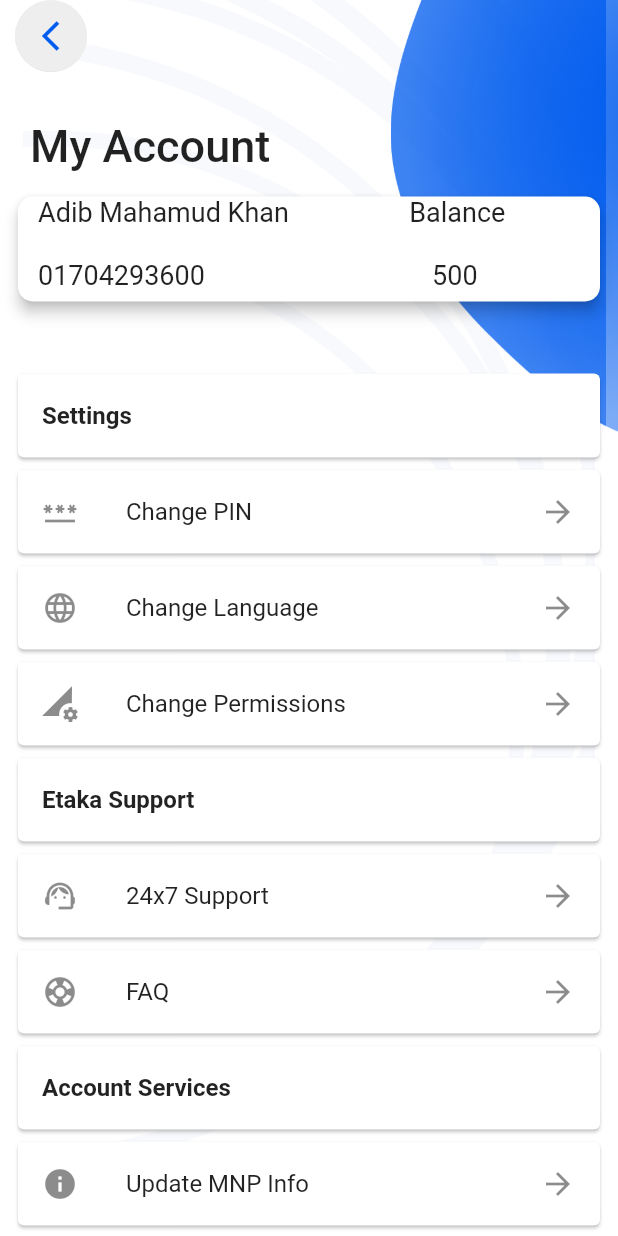
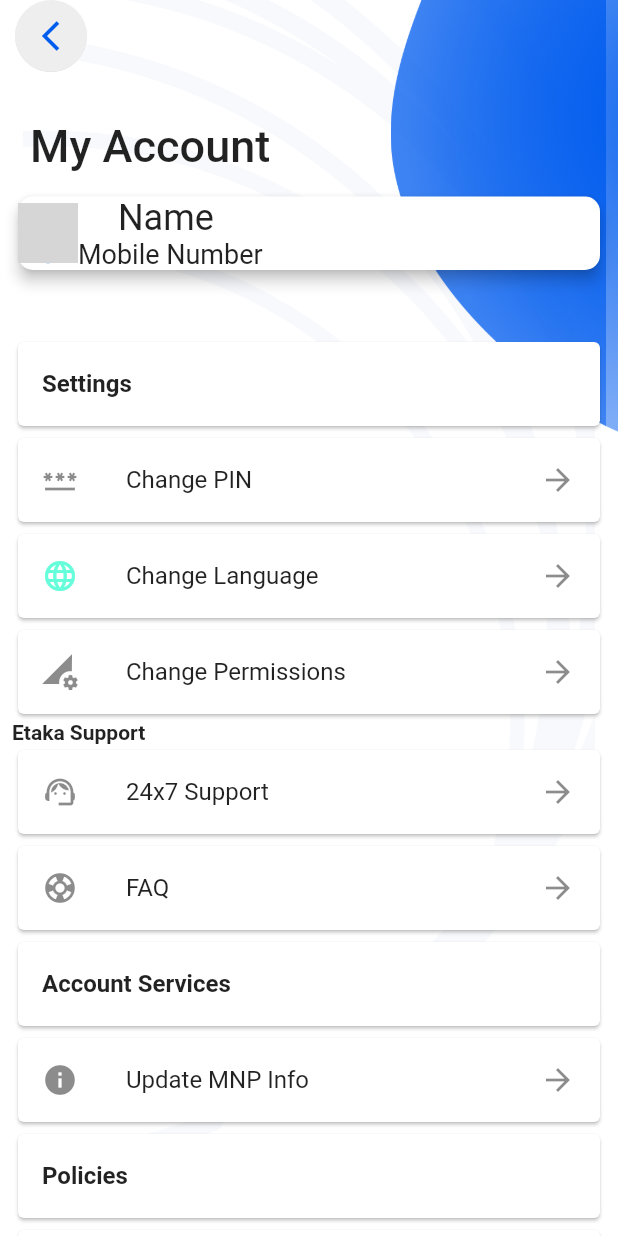
Before and after one commit to Stardev1127/Etaka_Flutter, a Flutter app: the ProfileScreen screen opened directly, on a phone screen of 412 x 824 dp. Run offline on Flutter 3.47's test engine with Material 2 defaults, Android fonts, the phone set to English and light mode, and no system bars; our stand-ins replace fl_chart, flutter_svg, fluttertoast, persistent_bottom_nav_bar, shared_preferences; missing offline and left inert: numeric_keyboard; accounts and stored records are empty; network calls fail; grey boxes are pictures that could not be loaded.

Commit message:
Update profile_screen.dart

```diff
--- a/lib/views/screens/profile_screen.dart
+++ b/lib/views/screens/profile_screen.dart
@@ -33,7 +33,7 @@ class _ProfileScreenState extends State<ProfileScreen> {
               ),
               child: Container(
                   width: 500,
-                  height: 70,
+
                   decoration: BoxDecoration(
                     // border: Border.all(
                     //   color: Colors.black,
@@ -41,9 +41,24 @@ class _ProfileScreenState extends State<ProfileScreen> {
                     // ),
                     borderRadius: BorderRadius.circular(10),
                   ),
-                  child: Text("""   Adib Mahamud Khan                  Balance\n
-   01704293600                                  500 """,
-                      style: TextStyle(fontSize: 18))),
+
+                  child: Row(
+                    children: [
+                      CircleAvatar(
+                        backgroundImage: NetworkImage('https://www.pngitem.com/pimgs/m/421-4213036_avatar-hd-png-download.png'),
+                      ),
+                      Column(
+                        children: [
+
+                          Text("Name ",
+                              style: TextStyle(fontSize: 24)),
+                          Text("Mobile Number",
+                              style: TextStyle(fontSize: 18)),
+                        ],
+                      )
+                    ],
+                  ),
+              ),
             ),
           ),
           SizedBox(
@@ -66,7 +81,7 @@ class _ProfileScreenState extends State<ProfileScreen> {
               ),
               Card(
                 child: ListTile(
-                  leading: Icon(Icons.language),
+                  leading: Icon(Icons.language, color: Colors.tealAccent,),
                   title: Text('Change Language'),
                   trailing: Icon(Icons.arrow_forward),
                 ),
@@ -78,10 +93,9 @@ class _ProfileScreenState extends State<ProfileScreen> {
                   trailing: Icon(Icons.arrow_forward),
                 ),
               ),
-              Card(
-                  child: ListTile(
-                      title: Text("Etaka Support",
-                          style: TextStyle(fontWeight: FontWeight.bold)))),
+
+              Text("Etaka Support",
+                  style: TextStyle(fontWeight: FontWeight.bold),),
               Card(
                 child: ListTile(
                   leading: Icon(Icons.support_agent),
```
